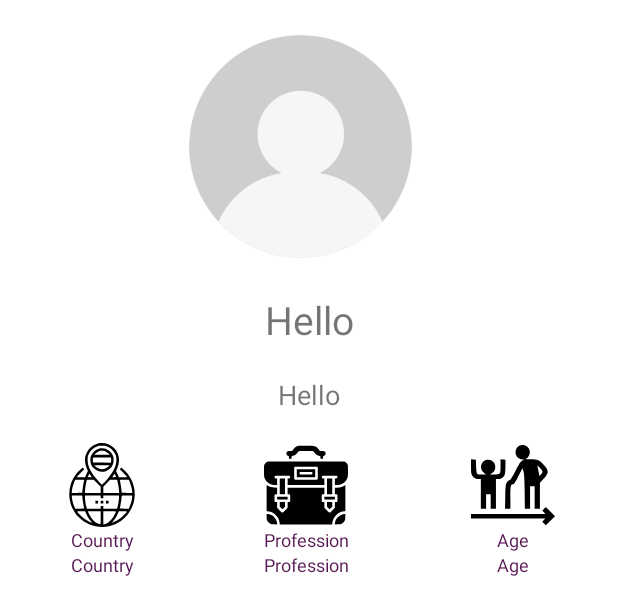
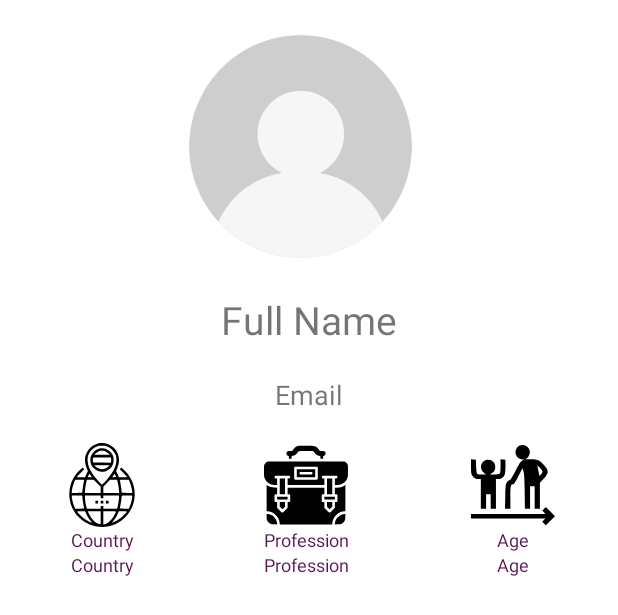
Before and after one commit to arman-visual/WonkaInc, an Android app built with Jetpack Compose: the layout fragment_employee_detail.xml on its own in the app's theme, with its tools: preview values and no code run, on a phone screen of 412 x 824 dp. Shown: the top 615 px of the screen. Run offline under Robolectric (Android 15) with nearby library versions, the phone set to English and light mode, and no system bars.

Commit message:
Added resources to show error  layout

```diff
--- a/app/src/main/java/com/aquispe/wonkainc/ui/feed/EmployeesFragment.kt
+++ b/app/src/main/java/com/aquispe/wonkainc/ui/feed/EmployeesFragment.kt
@@ -106,7 +106,7 @@ class EmployeesFragment : Fragment() {
     }
 
     private fun handleError(errorState: Throwable) {
-        Snackbar.make(binding.root, errorState.getMessage(), Snackbar.LENGTH_LONG).show()
+        Snackbar.make(binding.root, errorState.getMessage(binding.root.context), Snackbar.LENGTH_LONG).show()
     }
 
     private fun onClickDetail(id: Int) {
--- a/app/src/main/res/layout/fragment_employee_detail.xml
+++ b/app/src/main/res/layout/fragment_employee_detail.xml
@@ -5,6 +5,23 @@
     android:layout_width="match_parent"
     android:layout_height="match_parent"
     tools:context=".ui.detail.EmployeeDetailFragment">
+
+    <include
+        android:id="@+id/include_error"
+        layout="@layout/layout_error"
+        android:layout_width="0dp"
+        android:layout_height="wrap_content"
+        android:visibility="gone"
+        android:layout_marginHorizontal="20dp"
+        app:layout_constraintTop_toTopOf="parent"
+        app:layout_constraintBottom_toBottomOf="parent"
+        app:layout_constraintEnd_toEndOf="parent"
+        app:layout_constraintStart_toStartOf="parent"/>
+
+    <androidx.constraintlayout.widget.ConstraintLayout
+        android:id="@+id/cl_employee_detail_container"
+        android:layout_width="match_parent"
+        android:layout_height="match_parent">
 
         <de.hdodenhof.circleimageview.CircleImageView
             android:id="@+id/circle_profile_image"
@@ -27,7 +44,7 @@
             app:layout_constraintStart_toStartOf="parent"
             app:layout_constraintBottom_toTopOf="@id/tv_email"
             app:layout_constraintTop_toBottomOf="@id/circle_profile_image"
-        tools:text="Hello"
+            tools:text="Full Name"
             android:textSize="26sp" />
 
         <TextView
@@ -39,7 +56,7 @@
             app:layout_constraintStart_toStartOf="parent"
             app:layout_constraintTop_toBottomOf="@id/tv_full_name"
             app:layout_constraintBottom_toTopOf="@id/include_information_profile"
-        tools:text="Hello"
+            tools:text="Email"
             android:textSize="18sp" />
 
         <include
@@ -53,3 +70,5 @@
             app:layout_constraintTop_toBottomOf="@id/tv_email" />
 
     </androidx.constraintlayout.widget.ConstraintLayout>
+
+</androidx.constraintlayout.widget.ConstraintLayout>
--- a/app/src/main/res/values/colors.xml
+++ b/app/src/main/res/values/colors.xml
@@ -2,6 +2,8 @@
 <resources>
     <color name="purpleAccent">#561653</color>
     <color name="lightGreyScale">#D5CFC4</color>
+    <color name="darkGreyScale">#3A3936</color>
+    <color name="mediumGreyScale">#75736E</color>
     //Extra colors
     <color name="black">#FF000000</color>
     <color name="white">#FFFFFFFF</color>
--- a/app/src/main/res/values/strings.xml
+++ b/app/src/main/res/values/strings.xml
@@ -10,6 +10,11 @@
     <string name="title_toolbar_employees">List of Employees</string>
     <string name="profession_subtitle_option">profession</string>
     <string name="gender_subtitle_option">Gender</string>
+    <string name="unknow_error_message">An unknown error occurred. Please try again later.</string>
+    <string name="server_error_message">Server error occurred. Please try again later.</string>
+    <string name="resource_error_message">Resource not found.</string>
+    <string name="unauthorized_error">Unauthorized: Please login to access this resource.</string>
+    <string name="network_error">Network error occurred. Please check your internet connection and try again.</string>
 
     <string-array name="gender_array">
         <item>Select</item>
```
Also changed, not shown: app/src/main/java/com/aquispe/wonkainc/ui/detail/EmployeeDetailFragment.kt (+6 -5 lines), app/src/main/java/com/aquispe/wonkainc/ui/util/Extension.kt (+8 -6 lines), app/src/main/res/layout/layout_error.xml (added, +31 -0 lines), app/src/main/res/drawable/factory_wonka_shadow.png (added). Lines whose indentation alone changed are shown as unchanged.
